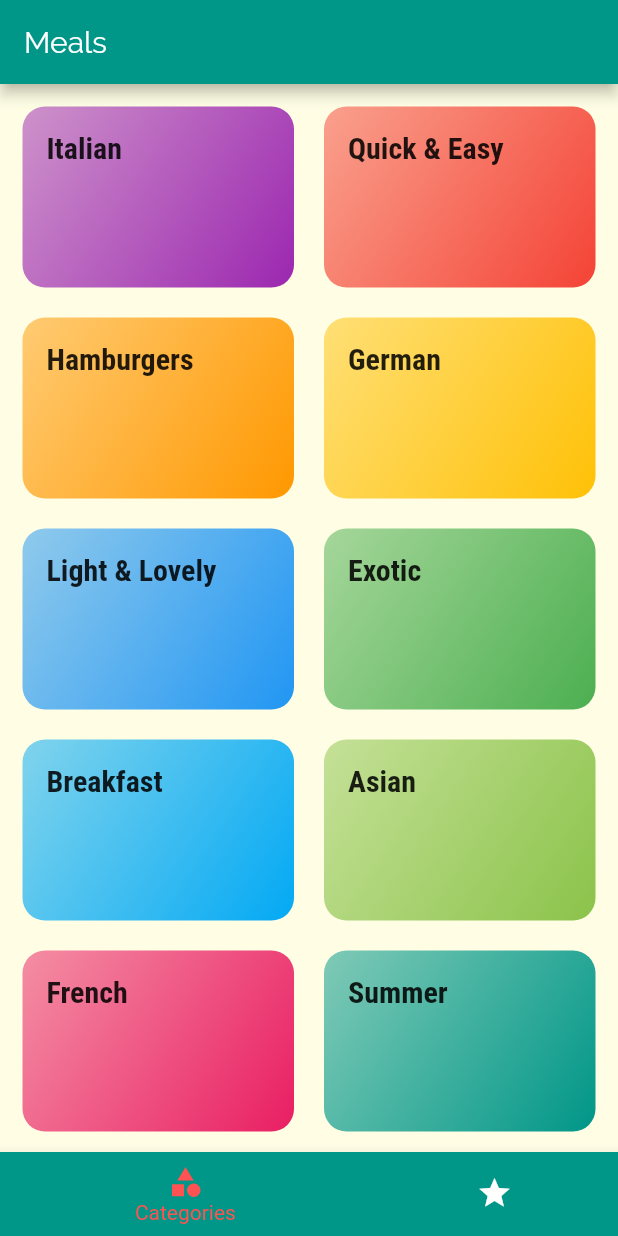
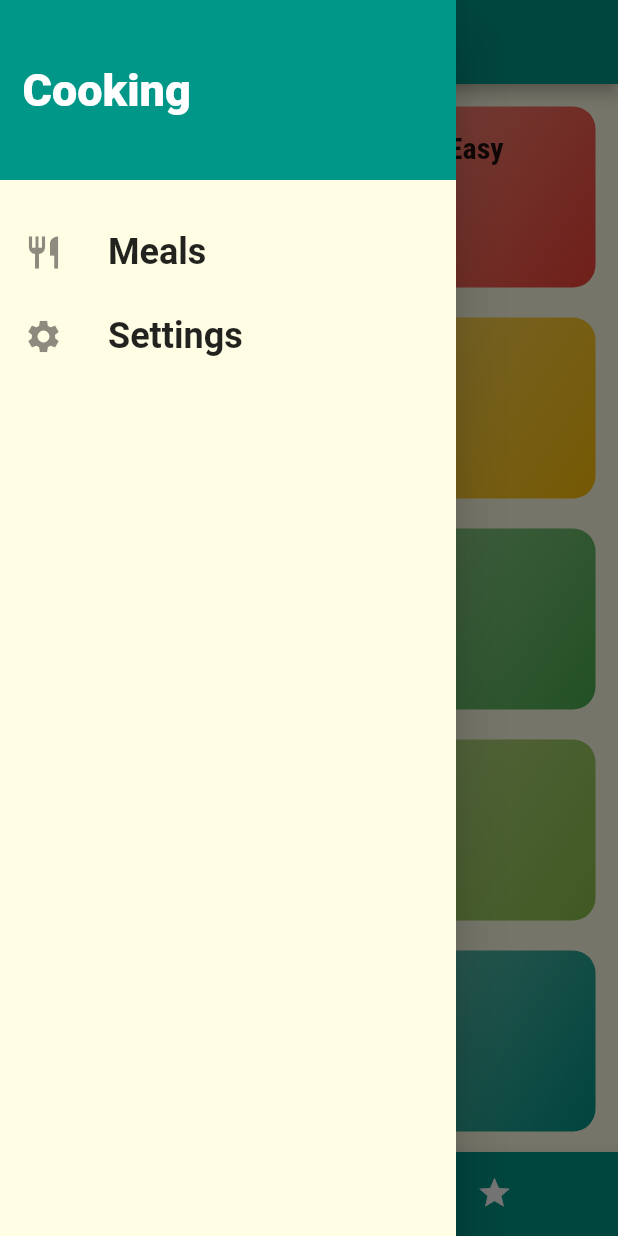
Before and after one commit to cscouto/app_food_flutter, a Flutter app: the screen it shows after launch, with the side drawer open (before the commit the screen has no drawer), on a phone screen of 412 x 824 dp. Run offline on Flutter 3.47's test engine with Material 2 defaults, Android fonts, the phone set to English and light mode, and no system bars.

Commit message:
implemented hamburger menu

```diff
--- /dev/null
+++ b/lib/filters_scree.dart
@@ -0,0 +1,17 @@
+import 'package:flutter/material.dart';
+import 'package:food_app/main_drawer.dart';
+
+class FiltersScreen extends StatelessWidget {
+  static const routeName = '/filters-screen';
+
+  @override
+  Widget build(BuildContext context) {
+    return Scaffold(
+      appBar: AppBar(
+        title: Text('Settings'),
+      ),
+      body: Container(),
+      drawer: MainDrawer(),
+    );
+  }
+}
--- a/lib/main.dart
+++ b/lib/main.dart
@@ -1,4 +1,5 @@
 import 'package:flutter/material.dart';
+import 'package:food_app/filters_scree.dart';
 import 'package:food_app/tabs_screen.dart';
 import './category_meals_screen.dart';
 import './meal_detail_screen.dart';
@@ -27,7 +28,8 @@ class MyApp extends StatelessWidget {
       home: TabsScreen(),
       routes: {
         CategoryMealScreen.routeName: (ctx) => CategoryMealScreen(),
-        MealDetailScreen.routeName: (ctx) => MealDetailScreen()
+        MealDetailScreen.routeName: (ctx) => MealDetailScreen(),
+        FiltersScreen.routeName: (ctx) => FiltersScreen(),
       },
       onUnknownRoute: (settings) {
         return MaterialPageRoute(builder: (ctx) => CategoriesScreen());
--- /dev/null
+++ b/lib/main_drawer.dart
@@ -0,0 +1,62 @@
+import 'package:flutter/material.dart';
+import 'package:food_app/filters_scree.dart';
+
+class MainDrawer extends StatelessWidget {
+  @override
+  Widget build(BuildContext context) {
+    return Drawer(
+      child: Column(
+        children: <Widget>[
+          Container(
+            height: 120,
+            width: double.infinity,
+            padding: EdgeInsets.all(15),
+            alignment: Alignment.centerLeft,
+            color: Theme.of(context).primaryColor,
+            child: Text(
+              'Cooking',
+              style: TextStyle(
+                fontWeight: FontWeight.w900,
+                fontSize: 30,
+                color: Colors.white,
+              ),
+            ),
+          ),
+          SizedBox(height: 20),
+          ListTile(
+            leading: Icon(
+              Icons.restaurant,
+              size: 26,
+            ),
+            title: Text(
+              'Meals',
+              style: TextStyle(
+                fontSize: 24,
+                fontWeight: FontWeight.bold,
+              ),
+            ),
+            onTap: () {
+              Navigator.of(context).pushReplacementNamed('/');
+            },
+          ),
+          ListTile(
+            leading: Icon(
+              Icons.settings,
+              size: 26,
+            ),
+            title: Text(
+              'Settings',
+              style: TextStyle(
+                fontSize: 24,
+                fontWeight: FontWeight.bold,
+              ),
+            ),
+            onTap: () {
+              Navigator.of(context).pushReplacementNamed(FiltersScreen.routeName);
+            },
+          ),
+        ],
+      ),
+    );
+  }
+}
--- a/lib/tabs_screen.dart
+++ b/lib/tabs_screen.dart
@@ -1,6 +1,7 @@
 import 'package:flutter/material.dart';
 import 'package:food_app/categories_screen.dart';
 import 'package:food_app/favorites_screen.dart';
+import 'package:food_app/main_drawer.dart';
 
 class TabsScreen extends StatefulWidget {
   @override
@@ -27,6 +28,7 @@ class _TabsScreenState extends State<TabsScreen> {
       appBar: AppBar(
         title: Text('Meals'),
       ),
+      drawer: MainDrawer(),
       body: _pages[_selectedPage],
       bottomNavigationBar: BottomNavigationBar(
         selectedItemColor: Theme.of(context).accentColor,
```
